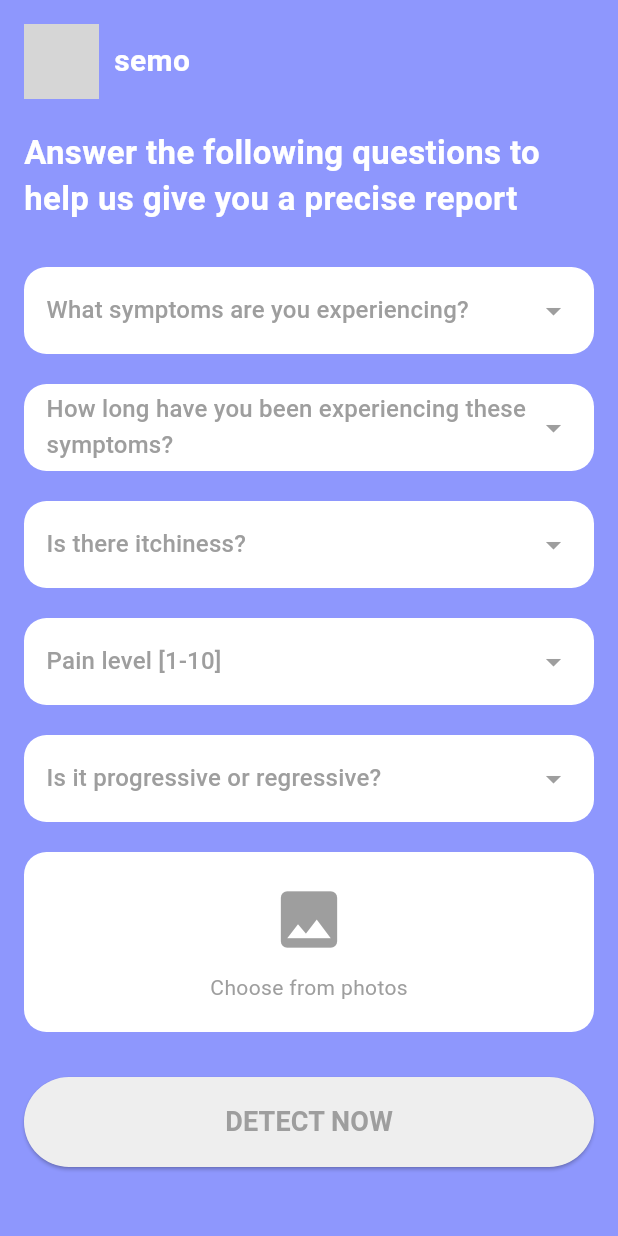
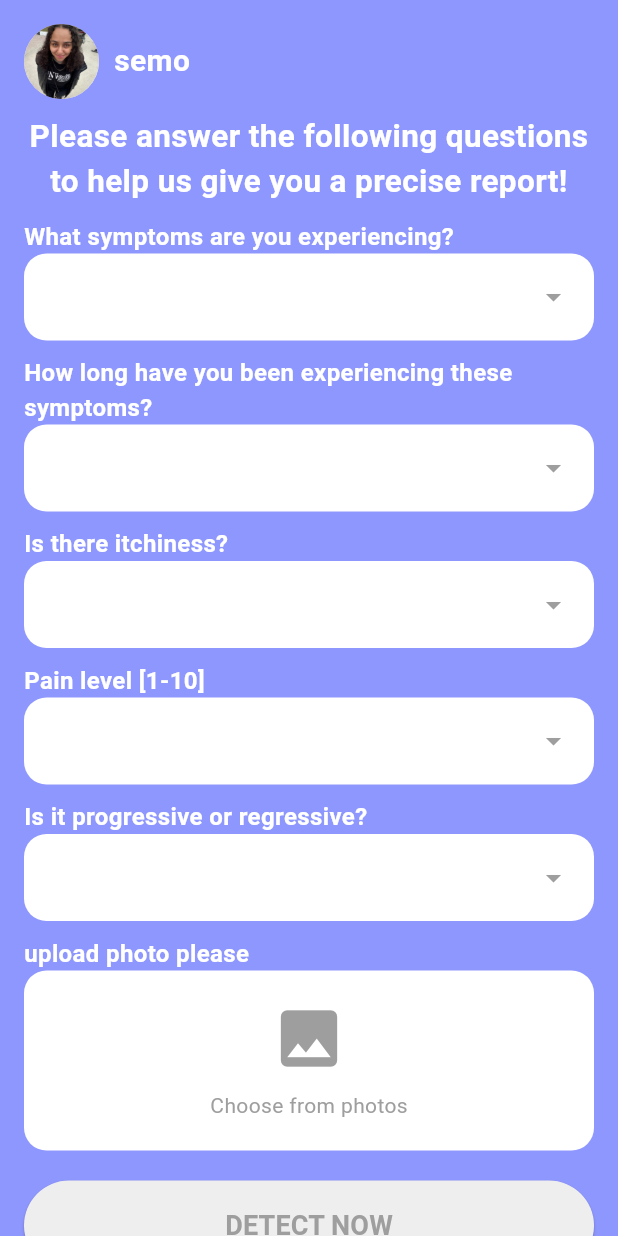
Before and after one commit to elsheikh33/derma_scan, a Flutter app: the DetectPage screen opened by its route, on a phone screen of 412 x 824 dp. Run offline on Flutter 3.47's test engine with Material 3 defaults, Android fonts, the phone set to English and light mode, and no system bars; our stand-ins replace cloud_firestore, connectivity_plus, firebase_auth, firebase_core, fluttertoast, get and 1 more; accounts and stored records are empty; grey boxes are pictures that could not be loaded.

Commit message:
katabt fe Detect_page.dart)

```diff
--- a/lib/main.dart
+++ b/lib/main.dart
@@ -46,7 +46,7 @@ class MyApp extends StatelessWidget {
   Widget build(BuildContext context) {
     return GetMaterialApp(
       debugShowCheckedModeBanner: false,
-      initialRoute:DetectPage.id,
+      initialRoute:MainPage.id,
       routes: {
         HomePage.id: (context) => HomePage(),
         SignupPage.id: (context) => SignupPage(),
--- a/lib/screens/Detect_page.dart
+++ b/lib/screens/Detect_page.dart
@@ -41,7 +41,7 @@ class _DetectPageState extends State<DetectPage> {
               Row(
                 children: [
                   CircleAvatar(
-                    backgroundImage: AssetImage('assets/profilePic.jpeg'), // Add this asset
+                    backgroundImage: AssetImage('assets/profilePicS.png'), // Add this asset
                     radius: 25,
                   ),
                   SizedBox(width: 10),
@@ -55,58 +55,82 @@ class _DetectPageState extends State<DetectPage> {
                   ),
                 ],
               ),
-              SizedBox(height: 20),
+              SizedBox(height: 10),
               // Title
               Text(
-                'Answer the following questions to help us give you a precise report',
+                'Please answer the following questions to help us give you a precise report!',
                 style: TextStyle(
                   color: Colors.white,
-                  fontSize: 22,
+                  fontSize: 21,
                   fontWeight: FontWeight.bold,
                 ),
+              textAlign: TextAlign.center,),
+              SizedBox(height: 10),
+              // DropDown 1 - Symptoms
+              const Text(
+                'What symptoms are you experiencing?',
+                style: TextStyle(fontSize: 16, color: Colors.white,fontWeight: FontWeight.bold),
               ),
-              SizedBox(height: 30),
-              // DropDown 1 - Symptoms
               _buildDropdown(
-                label: 'What symptoms are you experiencing?',
+                label: '',
                 value: symptom,
                 items: ['Redness', 'Swelling', 'Itchiness', 'Pain'],
                 onChanged: (value) => setState(() => symptom = value),
               ),
-              SizedBox(height: 20),
+              SizedBox(height: 10),
               // DropDown 2 - Duration
+              const Text(
+                'How long have you been experiencing these symptoms?',
+                style: TextStyle(fontSize: 16, color: Colors.white,fontWeight: FontWeight.bold),
+              ),
               _buildDropdown(
-                label: 'How long have you been experiencing these symptoms?',
+                label: '',
                 value: duration,
                 items: ['1-3 days', '1 week', '2 weeks', 'More than a month'],
                 onChanged: (value) => setState(() => duration = value),
               ),
-              SizedBox(height: 20),
+              SizedBox(height: 10),
               // DropDown 3 - Itchiness
+              const Text(
+                'Is there itchiness?',
+                style: TextStyle(fontSize: 16, color: Colors.white,fontWeight: FontWeight.bold),
+              ),
               _buildDropdown(
-                label: 'Is there itchiness?',
+                label: '',
                 value: itchiness,
                 items: ['Yes', 'No'],
                 onChanged: (value) => setState(() => itchiness = value),
               ),
-              SizedBox(height: 20),
+              SizedBox(height: 10),
               // DropDown 4 - Pain Level
+              const Text(
+                'Pain level [1-10]',
+                style: TextStyle(fontSize: 16, color: Colors.white,fontWeight: FontWeight.bold),
+              ),
               _buildDropdown(
-                label: 'Pain level [1-10]',
+                label: '',
                 value: painLevel,
                 items: ['1', '2', '3', '4', '5', '6', '7', '8', '9', '10'],
                 onChanged: (value) => setState(() => painLevel = value),
               ),
-              SizedBox(height: 20),
+              SizedBox(height: 10),
               // DropDown 5 - Progression
+              const Text(
+                'Is it progressive or regressive?',
+                style: TextStyle(fontSize: 16, color: Colors.white,fontWeight: FontWeight.bold),
+              ),
               _buildDropdown(
-                label: 'Is it progressive or regressive?',
+                label: '',
                 value: progress,
                 items: ['Progressive', 'Regressive'],
                 onChanged: (value) => setState(() => progress = value),
               ),
-              SizedBox(height: 20),
+              SizedBox(height: 10),
               // Image Picker
+              const Text(
+                'upload photo please',
+                style: TextStyle(fontSize: 16, color: Colors.white,fontWeight: FontWeight.bold),
+              ),
               GestureDetector(
                 onTap: _pickImage,
                 child: Container(
@@ -130,7 +154,7 @@ class _DetectPageState extends State<DetectPage> {
                   ),
                 ),
               ),
-              SizedBox(height: 30),
+              SizedBox(height: 20),
               // Detect Now Button
               ElevatedButton(
                 onPressed: () {
```
